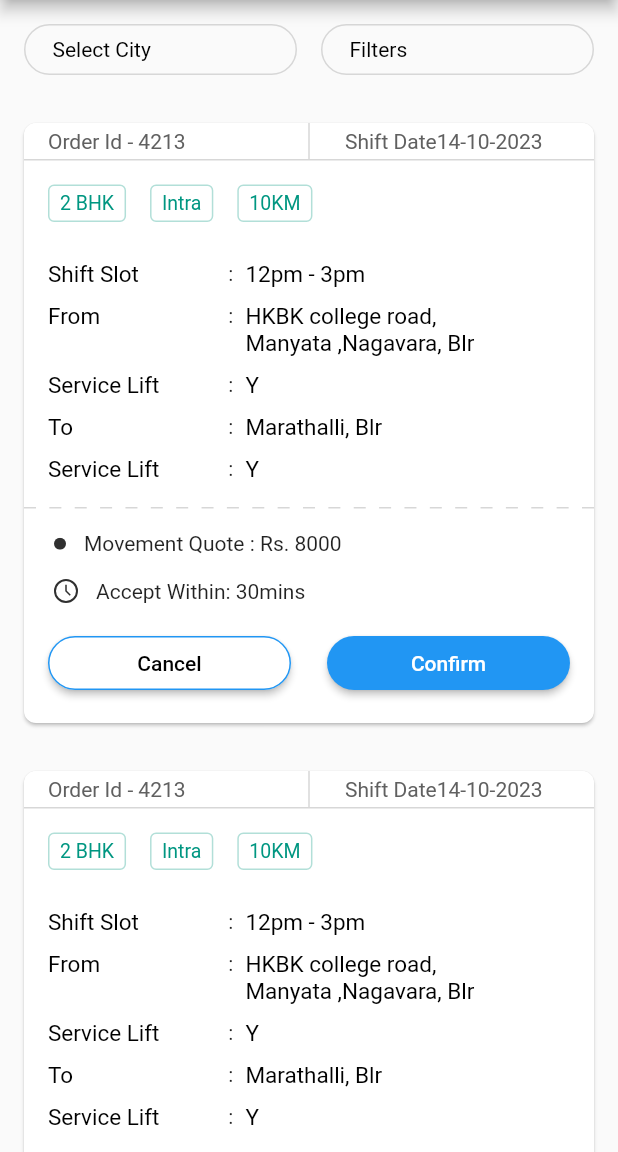
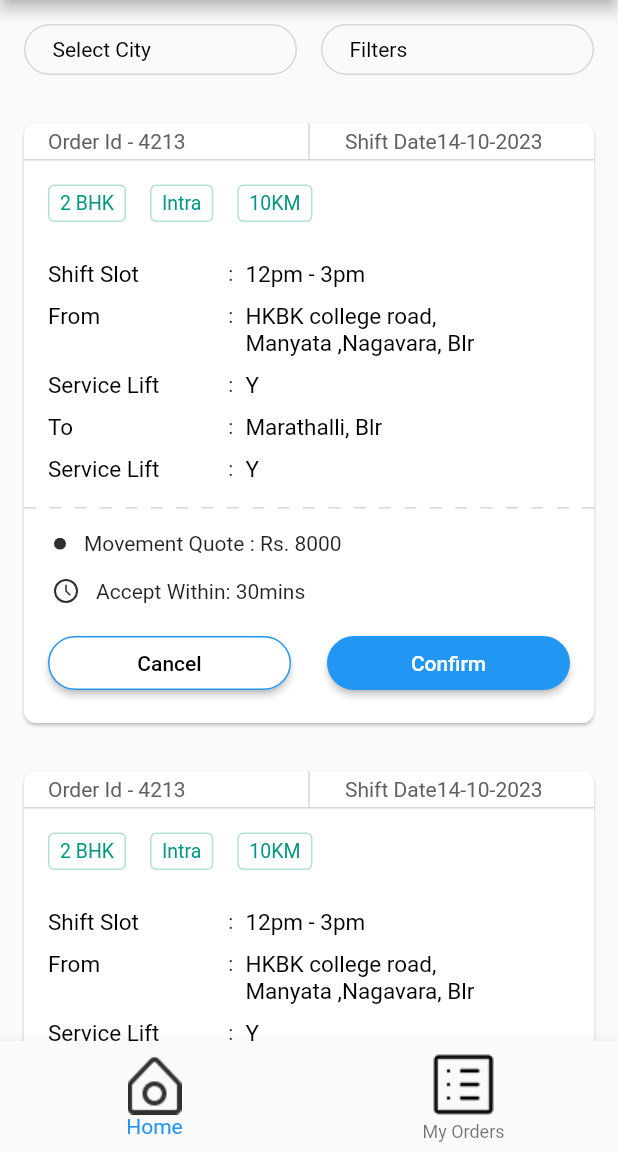
Before and after one commit to bhargavpalla/pnm, a Flutter app: the screen it shows after launch, on a phone screen of 412 x 824 dp, the part 84-1236 px from its top. Run offline on Flutter 3.47's test engine with Material 2 defaults, Android fonts, the phone set to English and light mode, and no system bars; our stand-ins replace flutter_svg; missing offline and left inert: dart:ffi.

Commit message:
flutter learning

```diff
--- a/lib/main.dart
+++ b/lib/main.dart
@@ -38,6 +38,12 @@ class MyHomePage extends StatelessWidget {
 
         ),
         drawer: HarmburgerMenu(context),
+        bottomNavigationBar: BottomNavigationBar(items: const [
+          BottomNavigationBarItem(icon: Image(image: AssetImage('assets/home.png')),label: "Home"),
+          BottomNavigationBarItem(icon: Image(image: AssetImage('assets/my_orders.png')), label : "My Orders"),
+
+        ]),
+
         body: Column(
           children: [
             CityFiltersWidget(),
--- a/pubspec.yaml
+++ b/pubspec.yaml
@@ -97,3 +97,5 @@ flutter:
     - assets/oval.svg
     - assets/clock.svg
     - assets/launcher.png
+    - assets/home.png
+    - assets/my_orders.png
```
Also changed, not shown: assets/home.png (added), assets/my_orders.png (added).
